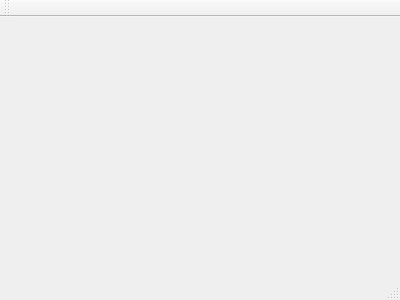
The window that mainwindow.ui (Neuro111/balansBotGUI) describes before a commit, drawn with Qt 5.
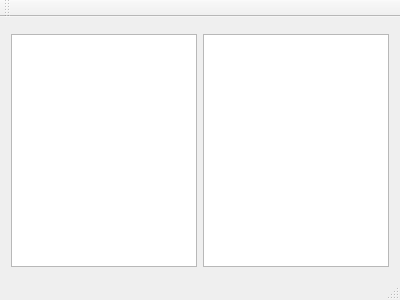
The same window after the commit. Custom widgets are drawn as their Qt base class.

```diff
--- a/mainwindow.ui
+++ b/mainwindow.ui
@@ -14,8 +14,8 @@
    <string>MainWindow</string>
   </property>
   <widget class="QWidget" name="centralWidget">
-   <layout class="QFormLayout" name="formLayout">
-    <item row="0" column="0">
+   <layout class="QVBoxLayout" name="verticalLayout">
+    <item>
      <widget class="CommunicationWidget" name="communicationPanel" native="true">
       <property name="sizePolicy">
        <sizepolicy hsizetype="Minimum" vsizetype="Minimum">
@@ -25,31 +25,15 @@
       </property>
      </widget>
     </item>
-    <item row="0" column="1">
-     <spacer name="horizontalSpacer">
-      <property name="orientation">
-       <enum>Qt::Horizontal</enum>
-      </property>
-      <property name="sizeHint" stdset="0">
-       <size>
-        <width>373</width>
-        <height>20</height>
-       </size>
-      </property>
-     </spacer>
-    </item>
-    <item row="1" column="1">
-     <spacer name="verticalSpacer">
-      <property name="orientation">
-       <enum>Qt::Vertical</enum>
-      </property>
-      <property name="sizeHint" stdset="0">
-       <size>
-        <width>20</width>
-        <height>40</height>
-       </size>
-      </property>
-     </spacer>
+    <item>
+     <layout class="QHBoxLayout" name="horizontalLayout">
+      <item>
+       <widget class="QTextBrowser" name="rawDataMonitor"/>
+      </item>
+      <item>
+       <widget class="QTextBrowser" name="portMonitor"/>
+      </item>
+     </layout>
     </item>
    </layout>
   </widget>
```
